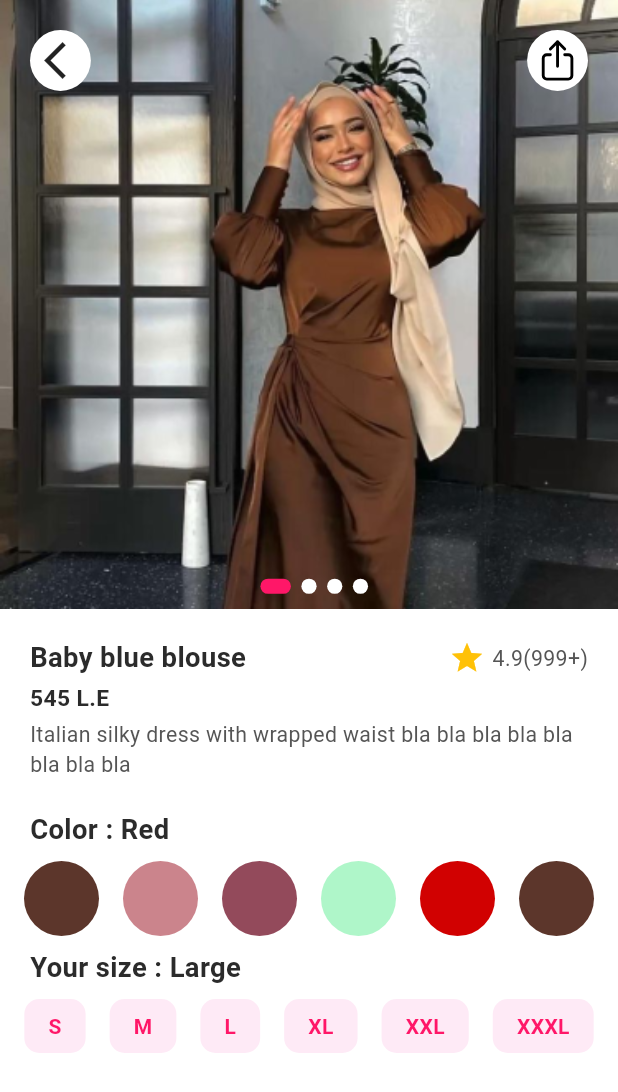
After one commit to 0maroo0/diva-app, a Flutter app: the ProductDetails screen opened by its route, on a phone screen of 412 x 824 dp. The commit adds this screen. Shown: the top 1092 px of the screen. Run offline on Flutter 3.47's test engine with Material 3 defaults, Android fonts, the phone set to English and light mode, and no system bars; our stand-ins replace carousel_slider, dio, flutter_screenutil, flutter_secure_storage, flutter_svg, freezed_annotation and 3 more; accounts and stored records are empty.

Commit message:
KAN-13 Screen product details

```diff
--- a/lib/core/helpers/icons_and_images.dart
+++ b/lib/core/helpers/icons_and_images.dart
@@ -1,6 +1,8 @@
-class IconsAndImages{
-  static const  home ='assets/images/homeNav.svg';
-  static const  categories ='assets/images/categoriesNav.svg';
-  static const  favorite ='assets/images/favorite.svg';
-  static const  cartNav ='assets/images/cartNav.svg';
+class IconsAndImages {
+  static const home = 'assets/images/homeNav.svg';
+  static const categories = 'assets/images/categoriesNav.svg';
+  static const favorite = 'assets/images/favorite.svg';
+  static const cartNav = 'assets/images/cartNav.svg';
+  static const imageProduct = 'assets/images/imageProduct.png';
+  static const share = 'assets/images/share.svg';
 }
--- a/lib/core/routing/app_router.dart
+++ b/lib/core/routing/app_router.dart
@@ -1,5 +1,6 @@
 import 'package:diva/core/routing/routes.dart';
 import 'package:diva/features/login/ui/login_screen.dart';
+import 'package:diva/features/product/ui/product_deatils.dart';
 import 'package:diva/features/sign_up/ui/sign_up_screen.dart';
 import 'package:flutter/material.dart';
 
@@ -28,6 +29,10 @@ class AppRouter {
         return MaterialPageRoute(
           builder: (_) => const MainHomeScreen(),
         );
+         case Routes.productDetails:
+        return MaterialPageRoute(
+          builder: (_) => const ProductDetails(),
+        );
       default:
         return null;
     }
--- a/lib/core/routing/routes.dart
+++ b/lib/core/routing/routes.dart
@@ -3,4 +3,5 @@ class Routes {
   static const String loginScreen = '/loginScreen';
   static const String signUpScreen = '/signUpScreen';
   static const String homeScreen = '/homeScreen';
+  static const String productDetails = '/productDetails';
 }
--- a/lib/core/theming/styles.dart
+++ b/lib/core/theming/styles.dart
@@ -141,6 +141,11 @@ class TextStyles {
     fontWeight: FontWeightHelper.medium,
     color: AppColors.darkBlue,
   );
+  static TextStyle font15DarkBlueBold = TextStyle(
+    fontSize: 15.sp,
+    fontWeight: FontWeightHelper.bold,
+    color: AppColors.darkBlue,
+  );
 
   static TextStyle font18DarkBlueBold = TextStyle(
     fontSize: 18.sp,
--- a/lib/features/home/ui/widget/products.dart
+++ b/lib/features/home/ui/widget/products.dart
@@ -1,8 +1,10 @@
 
+import 'package:diva/core/helpers/extensions.dart';
 import 'package:flutter/material.dart';
 import 'package:flutter_screenutil/flutter_screenutil.dart';
 
 import '../../../../core/helpers/spacing.dart';
+import '../../../../core/routing/routes.dart';
 import '../../../../core/theming/styles.dart';
 
 class Products extends StatelessWidget {
@@ -19,7 +21,9 @@ class Products extends StatelessWidget {
           childAspectRatio: 0.6,
         crossAxisCount: 2),
        itemBuilder: (context,i){
-        return Container(
+        return InkWell(
+          onTap: ()=> context.pushNamed(Routes.productDetails),
+          child: Container(
             margin: const EdgeInsets.all(10),
             child: Column(children: [
               Stack(children: [
@@ -66,6 +70,7 @@ class Products extends StatelessWidget {
               ),
                 ),
             ],),
+          ),
         );
        }));
   }
--- /dev/null
+++ b/lib/features/product/ui/product_deatils.dart
@@ -0,0 +1,42 @@
+// ignore_for_file: library_private_types_in_public_api
+import 'package:diva/core/theming/colors.dart';
+import 'package:flutter/material.dart';
+import '../../../core/theming/styles.dart';
+import 'widget/color_picker.dart';
+import 'widget/product_slider.dart';
+import 'widget/size_picker.dart';
+import 'widget/title_price_desc.dart';
+
+class ProductDetails extends StatelessWidget {
+  const ProductDetails({super.key});
+
+  @override
+  Widget build(BuildContext context) {
+    return Scaffold(
+      body: ListView(
+        children: [
+          const ProductSlider(),
+          const TitleAndPriceAndDescription(),
+          Container(
+            margin: const EdgeInsets.symmetric(horizontal: 20),
+            child: Text(
+              "Color : Red",
+              style: TextStyles.font18DarkBlueSemiBold,
+            ),
+          ),
+          const ColorPicker(),
+          Container(
+            margin: const EdgeInsets.symmetric(horizontal: 20),
+            child: Text(
+              "Your size : Large",
+              style: TextStyles.font18DarkBlueSemiBold,
+            ),
+          ),
+          const SizePicker(),
+          // widget of suggestion product still in developed
+          Container()
+        ],
+      ),
+    );
+  }
+}
--- /dev/null
+++ b/lib/features/product/ui/widget/color_picker.dart
@@ -0,0 +1,49 @@
+import 'package:flutter/material.dart';
+
+class ColorPicker extends StatefulWidget {
+  const ColorPicker({super.key});
+
+  @override
+  _ColorPickerState createState() => _ColorPickerState();
+}
+
+class _ColorPickerState extends State<ColorPicker> {
+  // List of colors to display
+  final List<Color> colors = [
+    const Color(0xff5C362B),
+    const Color(0xffCB848C),
+    const Color(0xff934A5B),
+    const Color(0xff9677f0a3),
+    const Color(0xffD10101),
+    const Color(0xff5C362B),
+  ];
+  // Index of the selected color
+  int selectedColorIndex = -1; // -1 means no color selected
+
+  @override
+  Widget build(BuildContext context) {
+    return Row(
+        mainAxisAlignment: MainAxisAlignment.center,
+        children: List.generate(colors.length, (index) {
+          return GestureDetector(
+            onTap: () {
+              setState(() {
+                selectedColorIndex = index;
+              });
+            },
+            child: Container(
+              margin: const EdgeInsets.all(8.0),
+              width: 50,
+              height: 50,
+              decoration: BoxDecoration(
+                border: index == selectedColorIndex
+                    ? Border.all(color: Colors.black, width: 3)
+                    : null,
+                color: colors[index],
+                shape: BoxShape.circle,
+              ),
+            ),
+          );
+        }));
+  }
+}
--- /dev/null
+++ b/lib/features/product/ui/widget/dot_slider.dart
@@ -0,0 +1,41 @@
+import 'package:flutter/material.dart';
+import 'package:flutter_screenutil/flutter_screenutil.dart';
+
+import '../../../../core/theming/colors.dart';
+
+class DotSlider extends StatelessWidget {
+  const DotSlider({
+    super.key,
+    required this.currentindex,
+  });
+
+  final int currentindex;
+
+  @override
+  Widget build(BuildContext context) {
+    return Positioned(
+      bottom: 10,
+      left: 0,
+      right: 0,
+      child: Row(
+        mainAxisAlignment: MainAxisAlignment.center, // Center the Row
+
+        children: [
+          ...List.generate(
+              4,
+              (index) => AnimatedContainer(
+                    margin: const EdgeInsets.only(left: 7),
+                    duration: const Duration(milliseconds: 700),
+                    height: 10.h,
+                    width: index == currentindex ? 20.h : 10.h,
+                    decoration: BoxDecoration(
+                        color: index == currentindex
+                            ? AppColors.mainColor
+                            : Colors.white,
+                        borderRadius: BorderRadius.circular(10)),
+                  ))
+        ],
+      ),
+    );
+  }
+}
--- /dev/null
+++ b/lib/features/product/ui/widget/product_slider.dart
@@ -0,0 +1,93 @@
+import 'package:flutter/material.dart';
+import 'package:flutter_screenutil/flutter_screenutil.dart';
+import 'package:flutter_svg/svg.dart';
+
+import '../../../../core/helpers/icons_and_images.dart';
+import 'dot_slider.dart';
+
+class ProductSlider extends StatefulWidget {
+  const ProductSlider({
+    super.key,
+  });
+
+  @override
+  State<ProductSlider> createState() => _ProductSliderState();
+}
+
+class _ProductSliderState extends State<ProductSlider> {
+  int currentindex = 0;
+  @override
+  Widget build(BuildContext context) {
+    return SizedBox(
+        height: 400.h,
+        child: Stack(
+          children: [
+            PageView.builder(
+                onPageChanged: (index) {
+                  setState(() {
+                    currentindex = index;
+                  });
+                },
+                itemCount: 4,
+                itemBuilder: (context, i) {
+                  return Stack(
+                    children: [
+                      Container(
+                        decoration: const BoxDecoration(
+                            image: DecorationImage(
+                                fit: BoxFit.cover,
+                                image:
+                                    AssetImage(IconsAndImages.imageProduct))),
+                      ),
+                      DotSlider(currentindex: currentindex)
+                    ],
+                  );
+                }),
+            Positioned(
+              top: 10,
+              right: 10,
+              child: InkWell(
+                onTap: () {
+                  // Navigator.pop(context);
+                },
+                child: Container(
+                    padding: const EdgeInsets.all(5),
+                    margin: const EdgeInsets.all(10),
+                    height: 40.h,
+                    width: 40.h,
+                    decoration: BoxDecoration(
+                        color: Colors.white,
+                        borderRadius: BorderRadius.circular(25)),
+                    child: SvgPicture.asset(
+                      IconsAndImages.share,
+                      width: 20.w,
+                      height: 0.h,
+                    )),
+              ),
+            ),
+            Positioned(
+              top: 10,
+              left: 10,
+              child: InkWell(
+                onTap: () {
+                  Navigator.pop(context);
+                },
+                child: Container(
+                  padding: const EdgeInsets.only(left: 8),
+                  margin: const EdgeInsets.all(10),
+                  height: 40.h,
+                  width: 40.h,
+                  decoration: BoxDecoration(
+                      color: Colors.white,
+                      borderRadius: BorderRadius.circular(25)),
+                  child: const Icon(
+                    Icons.arrow_back_ios,
+                    size: 30,
+                  ),
+                ),
+              ),
+            ),
+          ],
+        ));
+  }
+}
--- /dev/null
+++ b/lib/features/product/ui/widget/size_picker.dart
@@ -0,0 +1,53 @@
+import 'package:flutter/material.dart';
+
+import '../../../../core/theming/colors.dart';
+
+class SizePicker extends StatefulWidget {
+  const SizePicker({super.key});
+
+  @override
+  _SizePickerState createState() => _SizePickerState();
+}
+
+class _SizePickerState extends State<SizePicker> {
+  // List of sizes to display
+  final List<String> sizes = ["S", "M", "L", "XL", "XXL", "XXXL"];
+  // Index of the selected size
+  int selectedSizeIndex = -1; // -1 means no size selected
+
+  @override
+  Widget build(BuildContext context) {
+    return Row(
+      mainAxisAlignment: MainAxisAlignment.center,
+      children: List.generate(sizes.length, (index) {
+        return GestureDetector(
+          onTap: () {
+            setState(() {
+              selectedSizeIndex = index;
+            });
+          },
+          child: Container(
+            margin: const EdgeInsets.all(8.0),
+            padding:
+                const EdgeInsets.symmetric(vertical: 8.0, horizontal: 16.0),
+            decoration: BoxDecoration(
+              borderRadius: BorderRadius.circular(10),
+              color: index == selectedSizeIndex
+                  ? AppColors.mainColor
+                  : AppColors.pink,
+            ),
+            child: Text(
+              sizes[index],
+              style: TextStyle(
+                color: index == selectedSizeIndex
+                    ? Colors.white
+                    : AppColors.mainColor,
+                fontWeight: FontWeight.bold,
+              ),
+            ),
+          ),
+        );
+      }),
+    );
+  }
+}
--- /dev/null
+++ b/lib/features/product/ui/widget/title_price_desc.dart
@@ -0,0 +1,60 @@
+import 'package:flutter/material.dart';
+
+import '../../../../core/helpers/spacing.dart';
+import '../../../../core/theming/styles.dart';
+
+class TitleAndPriceAndDescription extends StatelessWidget {
+  const TitleAndPriceAndDescription({
+    super.key,
+  });
+
+  @override
+  Widget build(BuildContext context) {
+    return Container(
+      margin: const EdgeInsets.all(20),
+      child: Column(
+        children: [
+          Row(
+            mainAxisAlignment: MainAxisAlignment.spaceBetween,
+            children: [
+              Expanded(
+                child: Text(
+                  'Baby blue blouse',
+                  style: TextStyles.font18DarkBlueBold,
+                ),
+              ),
+              Row(
+                children: [
+                  const Padding(
+                      padding: EdgeInsets.symmetric(horizontal: 5),
+                      child: Icon(Icons.star, color: Colors.amber)),
+                  Text(
+                    '4.9(999+)',
+                    style: TextStyles.font14GrayRegular,
+                  ),
+                ],
+              ),
+            ],
+          ),
+          verticalSpace(3),
+          Container(
+            alignment: AlignmentDirectional.centerStart,
+            child: Text(
+              '545 L.E',
+              textAlign: TextAlign.right,
+              style: TextStyles.font15DarkBlueBold,
+            ),
+          ),
+          verticalSpace(3),
+          Container(
+            alignment: AlignmentDirectional.centerStart,
+            child: Text(
+              'Italian silky dress with wrapped waist bla bla bla bla bla bla bla bla',
+              style: TextStyles.font14GrayRegular,
+            ),
+          ),
+        ],
+      ),
+    );
+  }
+}
```
Also changed, not shown: assets/images/imageProduct.png (added), assets/images/share.svg (added). Lines whose indentation alone changed are shown as unchanged.
